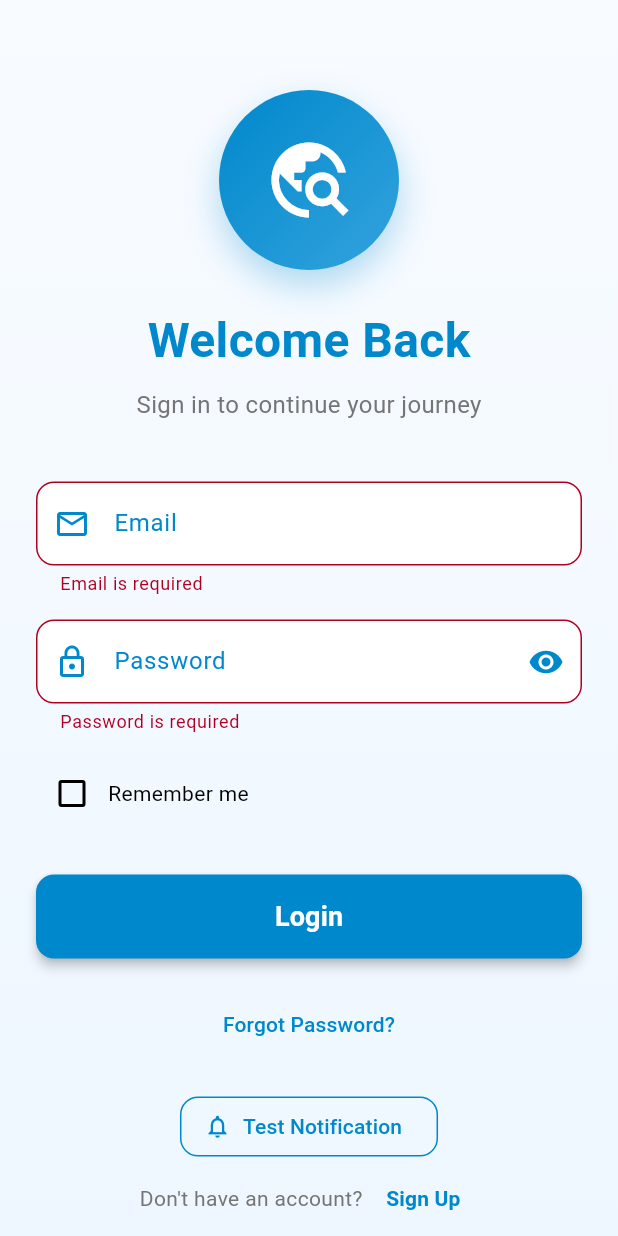
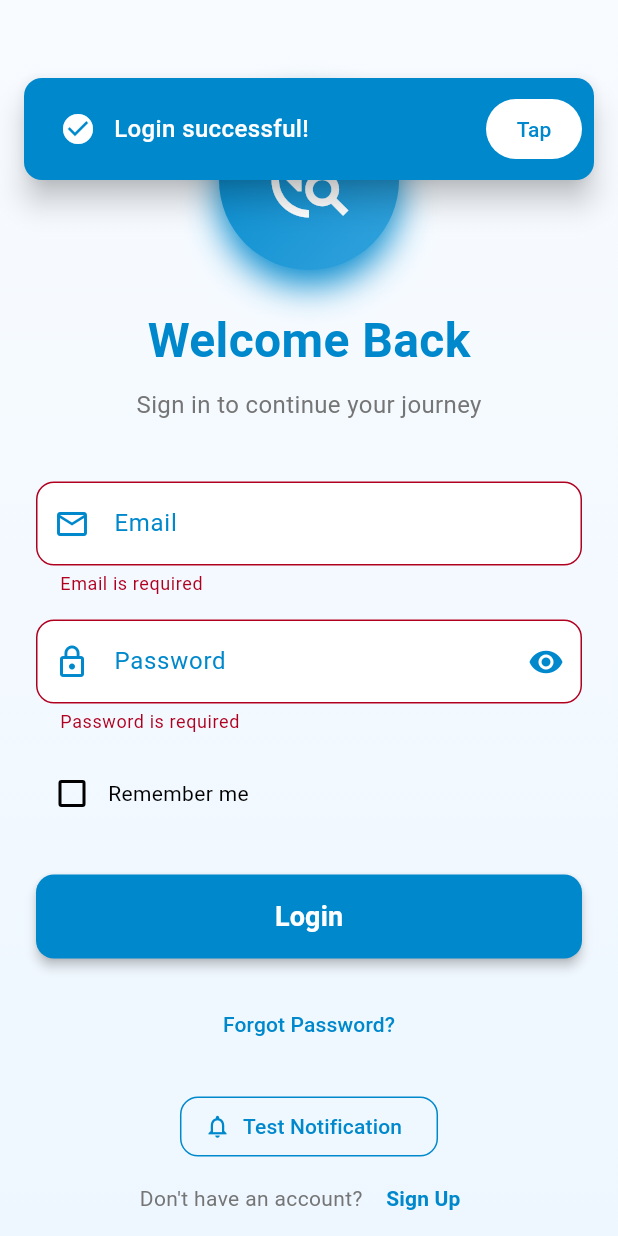
Before and after one commit to Journey-Q/JourneyQ_mobile, a Flutter app: the screen it shows after launch, after a tap on "Login", after a tap on "Test Notification", on a phone screen of 412 x 824 dp. Run offline on Flutter 3.47's test engine with Material 3 defaults, Android fonts, the phone set to English and light mode, and no system bars; our stand-ins replace dio, equatable, firebase_core, firebase_messaging, flutter_local_notifications, go_router and 2 more; accounts and stored records are empty.

Commit message:
added the show dialog service

```diff
--- a/lib/features/authentication/pages/login_page.dart
+++ b/lib/features/authentication/pages/login_page.dart
@@ -3,6 +3,7 @@ import 'package:flutter/material.dart';
 import 'package:journeyq/shared/widgets/common/loading_widget.dart';
 import 'package:journeyq/core/utils/validator.dart';
 import 'package:journeyq/core/services/notification_service.dart';
+import 'package:journeyq/shared/widgets/dialog/show_dialog.dart';
 import 'signup_page.dart';
 
 class LoginPage extends StatefulWidget {
@@ -33,21 +34,17 @@ class _LoginPageState extends State<LoginPage> with TickerProviderStateMixin {
       vsync: this,
     );
 
-    _fadeAnimation = Tween<double>(
-      begin: 0.0,
-      end: 1.0,
-    ).animate(CurvedAnimation(
-      parent: _animationController,
-      curve: Curves.easeInOut,
-    ));
+    _fadeAnimation = Tween<double>(begin: 0.0, end: 1.0).animate(
+      CurvedAnimation(parent: _animationController, curve: Curves.easeInOut),
+    );
 
-    _slideAnimation = Tween<Offset>(
-      begin: const Offset(0, 0.3),
-      end: Offset.zero,
-    ).animate(CurvedAnimation(
-      parent: _animationController,
-      curve: Curves.easeOutBack,
-    ));
+    _slideAnimation =
+        Tween<Offset>(begin: const Offset(0, 0.3), end: Offset.zero).animate(
+          CurvedAnimation(
+            parent: _animationController,
+            curve: Curves.easeOutBack,
+          ),
+        );
 
     _animationController.forward();
 
@@ -91,12 +88,7 @@ class _LoginPageState extends State<LoginPage> with TickerProviderStateMixin {
       );
 
       if (mounted) {
-        ScaffoldMessenger.of(context).showSnackBar(
-          const SnackBar(
-            content: Text('Login successful!'),
-            backgroundColor: Color(0xFF0088cc),
-          ),
-        );
+
       }
     } catch (e) {
       // Show error notification
@@ -124,31 +116,34 @@ class _LoginPageState extends State<LoginPage> with TickerProviderStateMixin {
   Widget build(BuildContext context) {
     return Scaffold(
       backgroundColor: const Color(0xFFF8FBFF), // Very light white blue
-      resizeToAvoidBottomInset: true, // Important: allows screen to resize when keyboard opens
+      resizeToAvoidBottomInset:
+          true, // Important: allows screen to resize when keyboard opens
       body: Container(
         decoration: const BoxDecoration(
           gradient: LinearGradient(
             begin: Alignment.topCenter,
             end: Alignment.bottomCenter,
-            colors: [
-              Color(0xFFF8FBFF),
-              Color(0xFFEEF7FF),
-            ],
+            colors: [Color(0xFFF8FBFF), Color(0xFFEEF7FF)],
           ),
         ),
         child: SafeArea(
           child: SingleChildScrollView(
             physics: const BouncingScrollPhysics(),
-            padding: const EdgeInsets.symmetric(horizontal: 24.0, vertical: 20.0),
+            padding: const EdgeInsets.symmetric(
+              horizontal: 24.0,
+              vertical: 20.0,
+            ),
             child: FadeTransition(
               opacity: _fadeAnimation,
               child: SlideTransition(
                 position: _slideAnimation,
                 child: ConstrainedBox(
                   constraints: BoxConstraints(
-                    minHeight: MediaQuery.of(context).size.height -
-                              MediaQuery.of(context).padding.top -
-                              MediaQuery.of(context).padding.bottom - 40,
+                    minHeight:
+                        MediaQuery.of(context).size.height -
+                        MediaQuery.of(context).padding.top -
+                        MediaQuery.of(context).padding.bottom -
+                        40,
                   ),
                   child: IntrinsicHeight(
                     child: Column(
@@ -193,7 +188,7 @@ class _LoginPageState extends State<LoginPage> with TickerProviderStateMixin {
             ),
             boxShadow: [
               BoxShadow(
-                color: const Color(0xFF0088cc).withOpacity(0.3),
+                color: const Color(0xFF0088cc),
                 blurRadius: 20,
                 offset: const Offset(0, 10),
               ),
@@ -217,10 +212,7 @@ class _LoginPageState extends State<LoginPage> with TickerProviderStateMixin {
         const SizedBox(height: 8),
         Text(
           'Sign in to continue your journey',
-          style: TextStyle(
-            fontSize: 16,
-            color: Colors.grey[600],
-          ),
+          style: TextStyle(fontSize: 16, color: Colors.grey[600]),
         ),
       ],
     );
@@ -325,10 +317,7 @@ class _LoginPageState extends State<LoginPage> with TickerProviderStateMixin {
             ? const LoadingWidget(color: Colors.white)
             : const Text(
                 'Login',
-                style: TextStyle(
-                  fontSize: 18,
-                  fontWeight: FontWeight.w600,
-                ),
+                style: TextStyle(fontSize: 18, fontWeight: FontWeight.w600),
               ),
       ),
     );
@@ -345,10 +334,7 @@ class _LoginPageState extends State<LoginPage> with TickerProviderStateMixin {
       },
       child: const Text(
         'Forgot Password?',
-        style: TextStyle(
-          color: Color(0xFF0088cc),
-          fontWeight: FontWeight.w500,
-        ),
+        style: TextStyle(color: Color(0xFF0088cc), fontWeight: FontWeight.w500),
       ),
     );
   }
@@ -357,9 +343,17 @@ class _LoginPageState extends State<LoginPage> with TickerProviderStateMixin {
   Widget _buildTestNotificationButton() {
     return OutlinedButton.icon(
       onPressed: () {
-        NotificationService.showNotification(
-          title: "Test Notification 🔔",
-          body: "Glass effect on Android, standard on iOS!",
+        TopSnackBarService.show(
+          context,
+          message: 'Login successful!',
+          isSuccess: true,
+          actionLabel: 'Tap',
+          onActionPressed: () {
+            NotificationService.showNotification(
+              title: "Test Notification",
+              body: "This is a test notification for debugging purposes.",
+            );
+          },
         );
       },
       icon: const Icon(Icons.notifications_outlined, color: Color(0xFF0088cc)),
@@ -369,9 +363,7 @@ class _LoginPageState extends State<LoginPage> with TickerProviderStateMixin {
       ),
       style: OutlinedButton.styleFrom(
         side: const BorderSide(color: Color(0xFF0088cc)),
-        shape: RoundedRectangleBorder(
-          borderRadius: BorderRadius.circular(12),
-        ),
+        shape: RoundedRectangleBorder(borderRadius: BorderRadius.circular(12)),
       ),
     );
   }
--- /dev/null
+++ b/lib/shared/widgets/dialog/show_dialog.dart
@@ -0,0 +1,68 @@
+import 'package:flutter/material.dart';
+
+class TopSnackBarService {
+  static void show(
+    BuildContext context, {
+    required String message,
+    required bool isSuccess,
+    String? actionLabel,
+    VoidCallback? onActionPressed,
+  }) {
+    ScaffoldMessenger.of(context).showSnackBar(
+      SnackBar(
+        content: Padding(
+          padding: EdgeInsets.symmetric(horizontal: 8, vertical: 8),
+          child: Row(
+            children: [
+              Icon(
+                isSuccess ? Icons.check_circle : Icons.error,
+                color: Colors.white,
+                size: 24,
+              ),
+              SizedBox(width: 12),
+              Expanded(
+                child: Text(
+                  message,
+                  style: TextStyle(
+                    color: Colors.white,
+                    fontSize: 16,
+                    fontWeight: FontWeight.w500,
+                  ),
+                ),
+              ),
+            ],
+          ),
+        ),
+        backgroundColor: isSuccess
+            ? Theme.of(context).primaryColor
+            : Colors.red,
+        behavior: SnackBarBehavior.floating,
+        margin: EdgeInsets.only(
+          top: MediaQuery.of(context).padding.top + 16,
+          left: 16,
+          right: 16,
+          bottom:
+              MediaQuery.of(context).size.height -
+              MediaQuery.of(context).padding.top -
+              120,
+        ),
+        shape: RoundedRectangleBorder(borderRadius: BorderRadius.circular(12)),
+        elevation: 8,
+        duration: Duration(seconds: 4),
+        dismissDirection: DismissDirection.horizontal,
+
+
+        action: actionLabel != null
+            ? SnackBarAction(
+                label: actionLabel,
+                textColor: isSuccess?Theme.of(context).primaryColor:Colors.red,
+                backgroundColor: Colors.white,
+                onPressed: () {
+                  onActionPressed?.call();
+                },
+              )
+            : null,
+      ),
+    );
+  }
+}
--- a/pubspec.yaml
+++ b/pubspec.yaml
@@ -26,7 +26,7 @@ dependencies:
   supabase_flutter: ^2.3.4
   image_picker: ^1.0.4
   path: ^1.8.3
-  wechat_assets_picker: ^8.7.1  # More advanced gallery picker
+  wechat_assets_picker: ^9.0.0  # More advanced gallery picker
   image: ^4.1.3
   permission_handler: ^11.0.1
 
```
Also changed, not shown: lib/shared/widgets/dialog/error_dialog.dart (deleted), pubspec.lock, 1 other file.
